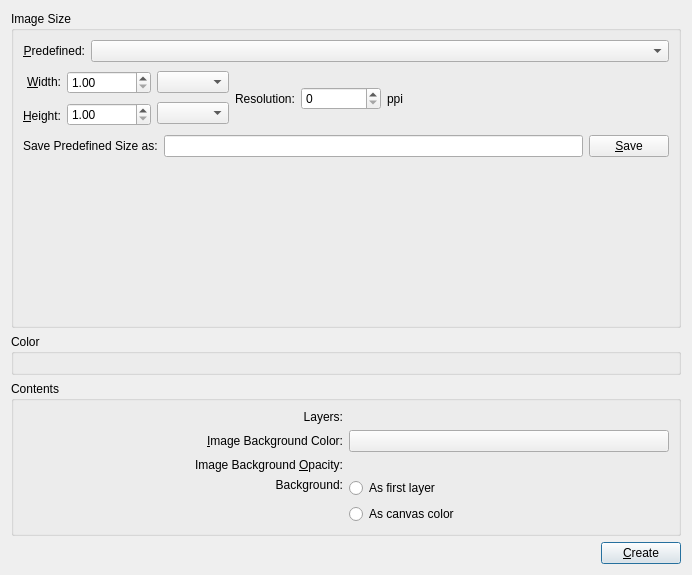
KDE/calligra, file krita/ui/forms/wdgnewimage.ui: the form before one commit.
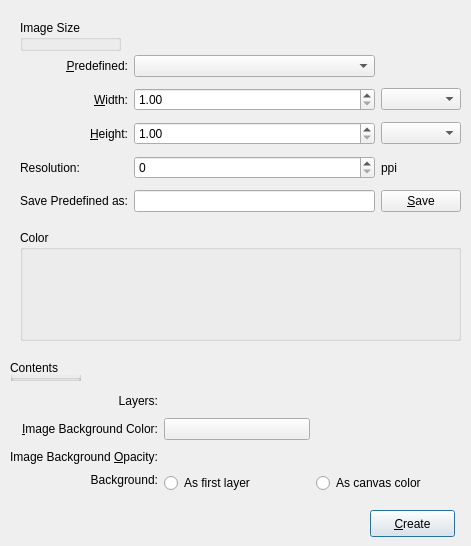
The form after the commit. Custom widgets are drawn as their Qt base class.

Commit message: first passs cleanup of what is left for the new dialog

What changed in the file:
```diff
--- a/krita/ui/forms/wdgnewimage.ui
+++ b/krita/ui/forms/wdgnewimage.ui
@@ -6,52 +6,60 @@
    <rect>
     <x>0</x>
     <y>0</y>
-    <width>692</width>
-    <height>575</height>
+    <width>471</width>
+    <height>546</height>
    </rect>
   </property>
   <property name="windowTitle">
    <string>New Image</string>
   </property>
-  <layout class="QVBoxLayout" name="verticalLayout">
-   <item>
-    <layout class="QHBoxLayout" name="horizontalLayout_3">
-     <item>
-      <widget class="QGroupBox" name="grpImage">
+  <widget class="QGroupBox" name="grpMode">
+   <property name="geometry">
+    <rect>
+     <x>20</x>
+     <y>230</y>
+     <width>441</width>
+     <height>111</height>
+    </rect>
+   </property>
        <property name="title">
-        <string>Image Size</string>
+    <string>Color</string>
+   </property>
+   <widget class="KisColorSpaceSelector" name="colorSpaceSelector" native="true">
+    <property name="geometry">
+     <rect>
+      <x>17</x>
+      <y>25</y>
+      <width>411</width>
+      <height>81</height>
+     </rect>
+    </property>
+   </widget>
+  </widget>
+  <widget class="QGroupBox" name="grpContents">
+   <property name="geometry">
+    <rect>
+     <x>10</x>
+     <y>360</y>
+     <width>71</width>
+     <height>21</height>
+    </rect>
+   </property>
+   <property name="title">
+    <string>Contents</string>
+   </property>
+  </widget>
+  <widget class="QWidget" name="gridLayoutWidget">
+   <property name="geometry">
+    <rect>
+     <x>20</x>
+     <y>50</y>
+     <width>441</width>
+     <height>171</height>
+    </rect>
        </property>
        <layout class="QGridLayout" name="gridLayout">
-        <item row="4" column="0">
-         <spacer name="imageGroupSpacer">
-          <property name="orientation">
-           <enum>Qt::Vertical</enum>
-          </property>
-          <property name="sizeHint" stdset="0">
-           <size>
-            <width>20</width>
-            <height>40</height>
-           </size>
-          </property>
-         </spacer>
-        </item>
-        <item row="2" column="0">
-         <layout class="QHBoxLayout">
-          <item>
-           <layout class="QVBoxLayout">
-            <property name="leftMargin">
-             <number>0</number>
-            </property>
-            <property name="topMargin">
-             <number>0</number>
-            </property>
-            <property name="rightMargin">
-             <number>0</number>
-            </property>
-            <property name="bottomMargin">
-             <number>0</number>
-            </property>
-            <item>
+    <item row="1" column="0">
              <widget class="QLabel" name="lblWidth">
               <property name="text">
                <string>&amp;Width:</string>
@@ -64,7 +72,52 @@
               </property>
              </widget>
             </item>
-            <item>
+    <item row="1" column="1">
+     <widget class="QDoubleSpinBox" name="doubleWidth">
+      <property name="minimumSize">
+       <size>
+        <width>80</width>
+        <height>0</height>
+       </size>
+      </property>
+      <property name="decimals">
+       <number>2</number>
+      </property>
+      <property name="minimum">
+       <double>1.000000000000000</double>
+      </property>
+      <property name="maximum">
+       <double>100000000.000000000000000</double>
+      </property>
+     </widget>
+    </item>
+    <item row="3" column="2">
+     <widget class="QLabel" name="label">
+      <property name="toolTip">
+       <string>pixels-per-inch</string>
+      </property>
+      <property name="text">
+       <string>ppi</string>
+      </property>
+     </widget>
+    </item>
+    <item row="3" column="1">
+     <widget class="QDoubleSpinBox" name="doubleResolution">
+      <property name="minimumSize">
+       <size>
+        <width>80</width>
+        <height>0</height>
+       </size>
+      </property>
+      <property name="decimals">
+       <number>0</number>
+      </property>
+      <property name="maximum">
+       <double>99999.000000000000000</double>
+      </property>
+     </widget>
+    </item>
+    <item row="2" column="0">
              <widget class="QLabel" name="lblHeight">
               <property name="text">
                <string>&amp;Height:</string>
@@ -77,42 +130,20 @@
               </property>
              </widget>
             </item>
-           </layout>
-          </item>
-          <item>
-           <layout class="QVBoxLayout">
-            <property name="leftMargin">
-             <number>0</number>
-            </property>
-            <property name="topMargin">
-             <number>0</number>
-            </property>
-            <property name="rightMargin">
-             <number>0</number>
-            </property>
-            <property name="bottomMargin">
-             <number>0</number>
-            </property>
-            <item>
-             <widget class="QDoubleSpinBox" name="doubleWidth">
-              <property name="minimumSize">
-               <size>
-                <width>80</width>
-                <height>0</height>
-               </size>
-              </property>
-              <property name="decimals">
-               <number>2</number>
-              </property>
-              <property name="minimum">
-               <double>1.000000000000000</double>
-              </property>
-              <property name="maximum">
-               <double>100000000.000000000000000</double>
+    <item row="0" column="1">
+     <widget class="QComboBox" name="cmbPredefined">
+      <property name="sizePolicy">
+       <sizepolicy hsizetype="Expanding" vsizetype="Fixed">
+        <horstretch>0</horstretch>
+        <verstretch>0</verstretch>
+       </sizepolicy>
               </property>
              </widget>
             </item>
-            <item>
+    <item row="2" column="2">
+     <widget class="QComboBox" name="cmbHeightUnit"/>
+    </item>
+    <item row="2" column="1">
              <widget class="QDoubleSpinBox" name="doubleHeight">
               <property name="minimumSize">
                <size>
@@ -128,91 +159,37 @@
               </property>
              </widget>
             </item>
-           </layout>
-          </item>
-          <item>
-           <layout class="QVBoxLayout">
-            <property name="leftMargin">
-             <number>0</number>
-            </property>
-            <property name="topMargin">
-             <number>0</number>
-            </property>
-            <property name="rightMargin">
-             <number>0</number>
-            </property>
-            <property name="bottomMargin">
-             <number>0</number>
-            </property>
-            <item>
+    <item row="0" column="0">
+     <widget class="QLabel" name="label_2">
+      <property name="text">
+       <string>&amp;Predefined:</string>
+      </property>
+      <property name="alignment">
+       <set>Qt::AlignRight|Qt::AlignTrailing|Qt::AlignVCenter</set>
+      </property>
+      <property name="buddy">
+       <cstring>cmbPredefined</cstring>
+      </property>
+     </widget>
+    </item>
+    <item row="1" column="2">
              <widget class="QComboBox" name="cmbWidthUnit"/>
             </item>
-            <item>
-             <widget class="QComboBox" name="cmbHeightUnit"/>
-            </item>
-           </layout>
-          </item>
-          <item>
+    <item row="3" column="0">
            <widget class="QLabel" name="lblResolution">
             <property name="text">
              <string>Resolution:</string>
             </property>
            </widget>
           </item>
-          <item>
-           <widget class="QDoubleSpinBox" name="doubleResolution">
-            <property name="minimumSize">
-             <size>
-              <width>80</width>
-              <height>0</height>
-             </size>
-            </property>
-            <property name="decimals">
-             <number>0</number>
-            </property>
-            <property name="maximum">
-             <double>99999.000000000000000</double>
-            </property>
-           </widget>
-          </item>
-          <item>
-           <widget class="QLabel" name="label">
-            <property name="toolTip">
-             <string>pixels-per-inch</string>
-            </property>
-            <property name="text">
-             <string>ppi</string>
-            </property>
-           </widget>
-          </item>
-          <item>
-           <spacer>
-            <property name="orientation">
-             <enum>Qt::Horizontal</enum>
-            </property>
-            <property name="sizeType">
-             <enum>QSizePolicy::Expanding</enum>
-            </property>
-            <property name="sizeHint" stdset="0">
-             <size>
-              <width>191</width>
-              <height>61</height>
-             </size>
-            </property>
-           </spacer>
-          </item>
-         </layout>
-        </item>
-        <item row="3" column="0">
-         <layout class="QHBoxLayout" name="horizontalLayout_2">
-          <item>
+    <item row="4" column="0">
            <widget class="QLabel" name="label_3">
             <property name="text">
-             <string>Save Predefined Size as:</string>
+       <string>Save Predefined as:</string>
             </property>
            </widget>
           </item>
-          <item>
+    <item row="4" column="1">
            <widget class="QLineEdit" name="txtPredefinedName">
             <property name="sizePolicy">
              <sizepolicy hsizetype="MinimumExpanding" vsizetype="Fixed">
@@ -222,7 +199,7 @@
             </property>
            </widget>
           </item>
-          <item>
+    <item row="4" column="2">
            <widget class="QPushButton" name="bnSaveAsPredefined">
             <property name="toolTip">
              <string>Save the current dimensions</string>
@@ -233,107 +210,17 @@
            </widget>
           </item>
          </layout>
-        </item>
-        <item row="1" column="0">
-         <layout class="QHBoxLayout" name="horizontalLayout">
-          <item>
-           <widget class="QLabel" name="label_2">
-            <property name="text">
-             <string>&amp;Predefined:</string>
-            </property>
-            <property name="alignment">
-             <set>Qt::AlignRight|Qt::AlignTrailing|Qt::AlignVCenter</set>
-            </property>
-            <property name="buddy">
-             <cstring>cmbPredefined</cstring>
-            </property>
-           </widget>
-          </item>
-          <item>
-           <widget class="QComboBox" name="cmbPredefined">
-            <property name="sizePolicy">
-             <sizepolicy hsizetype="Expanding" vsizetype="Fixed">
-              <horstretch>0</horstretch>
-              <verstretch>0</verstretch>
-             </sizepolicy>
-            </property>
-           </widget>
-          </item>
-         </layout>
-        </item>
-       </layout>
-      </widget>
-     </item>
-    </layout>
-   </item>
-   <item>
-    <widget class="QGroupBox" name="grpMode">
-     <property name="title">
-      <string>Color</string>
-     </property>
-     <layout class="QVBoxLayout">
-      <item>
-       <widget class="KisColorSpaceSelector" name="colorSpaceSelector" native="true"/>
-      </item>
-     </layout>
-    </widget>
-   </item>
-   <item>
-    <widget class="QGroupBox" name="grpContents">
-     <property name="title">
-      <string>Contents</string>
+  </widget>
+  <widget class="QWidget" name="gridLayoutWidget_2">
+   <property name="geometry">
+    <rect>
+     <x>10</x>
+     <y>390</y>
+     <width>451</width>
+     <height>103</height>
+    </rect>
      </property>
      <layout class="QGridLayout" name="gridLayout_2">
-      <item row="2" column="0">
-       <widget class="QLabel" name="lblOpacity">
-        <property name="text">
-         <string>Image Background &amp;Opacity:</string>
-        </property>
-        <property name="alignment">
-         <set>Qt::AlignRight|Qt::AlignTrailing|Qt::AlignVCenter</set>
-        </property>
-        <property name="buddy">
-         <cstring>sliderOpacity</cstring>
-        </property>
-       </widget>
-      </item>
-      <item row="2" column="1">
-       <widget class="QFrame" name="opacityPanel">
-        <property name="frameShape">
-         <enum>QFrame::NoFrame</enum>
-        </property>
-        <property name="frameShadow">
-         <enum>QFrame::Plain</enum>
-        </property>
-        <layout class="QHBoxLayout">
-         <property name="leftMargin">
-          <number>0</number>
-         </property>
-         <property name="topMargin">
-          <number>0</number>
-         </property>
-         <property name="rightMargin">
-          <number>0</number>
-         </property>
-         <property name="bottomMargin">
-          <number>0</number>
-         </property>
-         <item>
-          <widget class="KisDoubleSliderSpinBox" name="sliderOpacity" native="true"/>
-         </item>
-        </layout>
-       </widget>
-      </item>
-      <item row="0" column="0">
-       <widget class="QLabel" name="label_4">
-        <property name="text">
-         <string>Layers:</string>
-        </property>
-        <property name="alignment">
-         <set>Qt::AlignRight|Qt::AlignTrailing|Qt::AlignVCenter</set>
-        </property>
-       </widget>
-      </item>
       <item row="1" column="0">
        <widget class="QLabel" name="lblColor">
         <property name="text">
@@ -347,22 +234,16 @@
         </property>
        </widget>
       </item>
-      <item row="0" column="1">
-       <widget class="KIntNumInput" name="intNumLayers" native="true">
-        <property name="minimumSize">
-         <size>
-          <width>0</width>
-          <height>0</height>
-         </size>
-        </property>
-        <property name="value" stdset="0">
-         <number>2</number>
-        </property>
-        <property name="minimum" stdset="0">
-         <number>1</number>
-        </property>
-        <property name="maximum" stdset="0">
-         <number>200</number>
+    <item row="2" column="0">
+     <widget class="QLabel" name="lblOpacity">
+      <property name="text">
+       <string>Image Background &amp;Opacity:</string>
+      </property>
+      <property name="alignment">
+       <set>Qt::AlignRight|Qt::AlignTrailing|Qt::AlignVCenter</set>
+      </property>
+      <property name="buddy">
+       <cstring>sliderOpacity</cstring>
         </property>
        </widget>
       </item>
@@ -400,6 +281,65 @@
         <zorder>grpMode</zorder>
        </widget>
       </item>
+    <item row="0" column="1">
+     <widget class="KIntNumInput" name="intNumLayers" native="true">
+      <property name="minimumSize">
+       <size>
+        <width>0</width>
+        <height>0</height>
+       </size>
+      </property>
+      <property name="autoFillBackground">
+       <bool>false</bool>
+      </property>
+      <property name="value" stdset="0">
+       <number>2</number>
+      </property>
+      <property name="minimum" stdset="0">
+       <number>1</number>
+      </property>
+      <property name="maximum" stdset="0">
+       <number>200</number>
+      </property>
+     </widget>
+    </item>
+    <item row="2" column="1">
+     <widget class="KisDoubleSliderSpinBox" name="sliderOpacity" native="true"/>
+    </item>
+    <item row="0" column="0">
+     <widget class="QLabel" name="label_4">
+      <property name="text">
+       <string>Layers:</string>
+      </property>
+      <property name="alignment">
+       <set>Qt::AlignRight|Qt::AlignTrailing|Qt::AlignVCenter</set>
+      </property>
+     </widget>
+    </item>
+    <item row="2" column="2">
+     <widget class="QFrame" name="opacityPanel">
+      <property name="frameShape">
+       <enum>QFrame::NoFrame</enum>
+      </property>
+      <property name="frameShadow">
+       <enum>QFrame::Plain</enum>
+      </property>
+      <layout class="QHBoxLayout">
+       <property name="leftMargin">
+        <number>0</number>
+       </property>
+       <property name="topMargin">
+        <number>0</number>
+       </property>
+       <property name="rightMargin">
+        <number>0</number>
+       </property>
+       <property name="bottomMargin">
+        <number>0</number>
+       </property>
+      </layout>
+     </widget>
+    </item>
       <item row="3" column="0">
        <widget class="QLabel" name="lblBackgroundStyle">
         <property name="text">
@@ -411,71 +351,44 @@
        </widget>
       </item>
       <item row="3" column="1">
-       <layout class="QVBoxLayout" name="verticalLayout_3">
-        <item>
          <widget class="QRadioButton" name="radioBackgroundAsLayer">
           <property name="text">
            <string>As first layer</string>
           </property>
-          <attribute name="buttonGroup">
-           <string notr="true">grpBackgroundStyle</string>
-          </attribute>
-         </widget>
-        </item>
-        <item>
+     </widget>
+    </item>
+    <item row="3" column="2">
          <widget class="QRadioButton" name="radioBackgroundAsProjection">
           <property name="text">
            <string>As canvas color</string>
           </property>
-          <attribute name="buttonGroup">
-           <string notr="true">grpBackgroundStyle</string>
-          </attribute>
          </widget>
         </item>
        </layout>
-      </item>
-     </layout>
-     <zorder>lblColor</zorder>
-     <zorder>lblOpacity</zorder>
-     <zorder>opacityPanel</zorder>
-     <zorder>cmbColor</zorder>
-     <zorder>label_4</zorder>
-     <zorder>intNumLayers</zorder>
-     <zorder>lblBackgroundStyle</zorder>
-    </widget>
-   </item>
-   <item>
-    <layout class="QHBoxLayout">
-     <property name="leftMargin">
-      <number>0</number>
-     </property>
-     <property name="topMargin">
-      <number>0</number>
-     </property>
-     <property name="rightMargin">
-      <number>0</number>
-     </property>
-     <property name="bottomMargin">
-      <number>0</number>
-     </property>
-     <item>
-      <spacer>
-       <property name="orientation">
-        <enum>Qt::Horizontal</enum>
-       </property>
-       <property name="sizeType">
-        <enum>QSizePolicy::Expanding</enum>
-       </property>
-       <property name="sizeHint" stdset="0">
-        <size>
-         <width>480</width>
-         <height>21</height>
-        </size>
-       </property>
-      </spacer>
-     </item>
-     <item>
+  </widget>
+  <widget class="QGroupBox" name="grpImage">
+   <property name="geometry">
+    <rect>
+     <x>20</x>
+     <y>20</y>
+     <width>101</width>
+     <height>31</height>
+    </rect>
+   </property>
+   <property name="title">
+    <string>Image Size</string>
+   </property>
+   <zorder>gridLayoutWidget</zorder>
+  </widget>
       <widget class="QPushButton" name="createButton">
+   <property name="geometry">
+    <rect>
+     <x>370</x>
+     <y>510</y>
+     <width>85</width>
+     <height>27</height>
+    </rect>
+   </property>
        <property name="text">
         <string>&amp;Create</string>
        </property>
@@ -486,10 +399,6 @@
         <bool>true</bool>
        </property>
       </widget>
-     </item>
-    </layout>
-   </item>
-  </layout>
  </widget>
  <customwidgets>
   <customwidget>
```
Left out of the diff: 4 changed lines with no effect on the pictures. Lines whose indentation alone changed are shown as unchanged. The commit also changes 3 other files.
